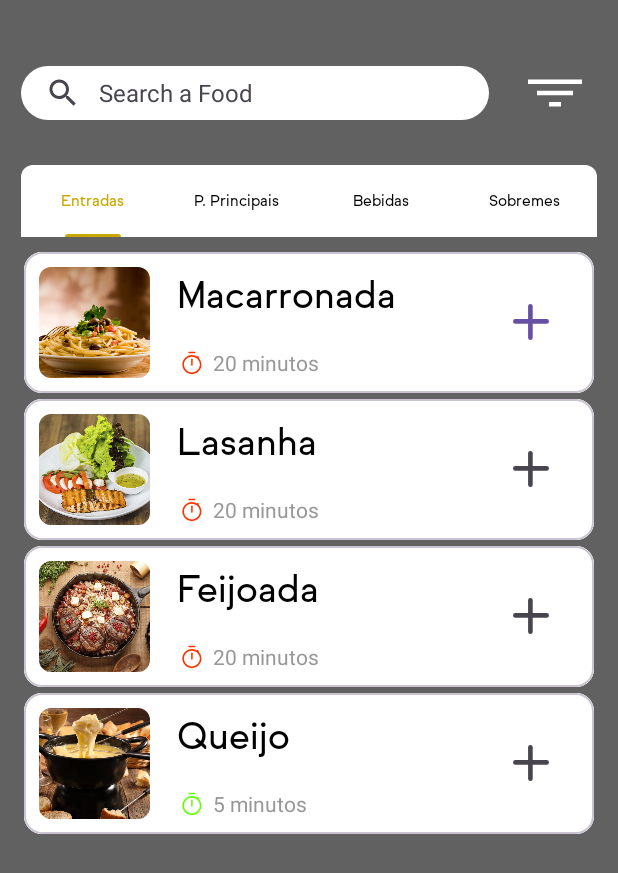
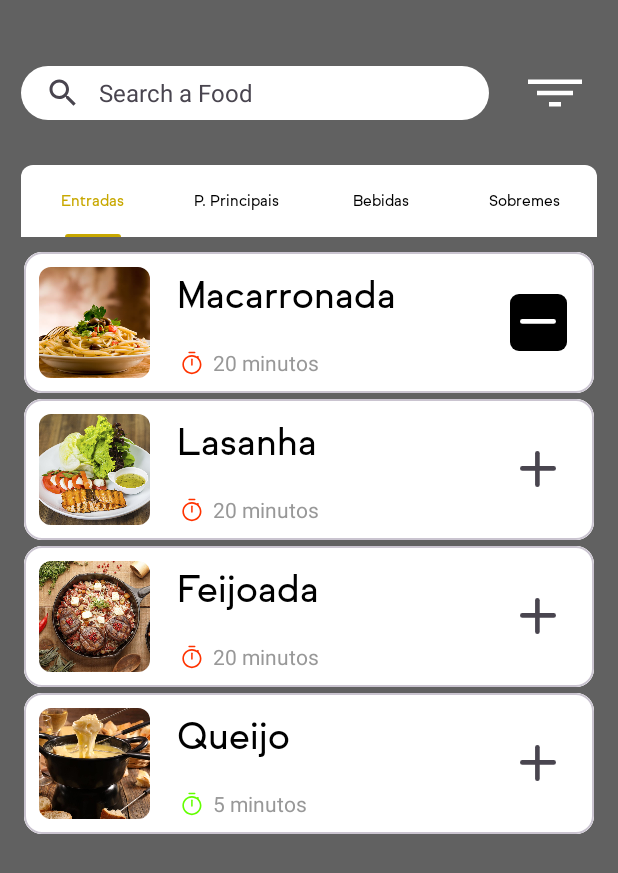
Before and after one commit to Junio00r/RestFood, an Android app built with Jetpack Compose: the screen it shows after launch (MenuActivity), after a tap on an icon or button, on a phone screen of 412 x 824 dp. Shown: the top 873 px of the screen. Run offline under Robolectric (Android 15) with nearby library versions, the phone set to English and light mode, and no system bars; our stand-ins replace Room's generated code; libraries missing offline, so code that uses them is left out: net.yslibrary.android; 1 other tap on this screen came first.

Commit message:
dynamic checkbox butto and color added

```diff
--- a/app/src/main/AndroidManifest.xml
+++ b/app/src/main/AndroidManifest.xml
@@ -11,7 +11,7 @@
         android:roundIcon="@mipmap/ic_launcher_round"
         android:supportsRtl="true"
         android:theme="@style/RestaurantThemeLight"
-        android:windowSoftInputMode="adjustNothing"
+        android:windowSoftInputMode="adjustPan"
         tools:targetApi="31">
 
         <!--        <activity-->
--- a/app/src/main/java/com/devmobile/android/restaurant/ClickNotification.kt
+++ b/app/src/main/java/com/devmobile/android/restaurant/ClickNotification.kt
@@ -3,5 +3,5 @@ package com.devmobile.android.restaurant
 import com.devmobile.android.restaurant.viewholders.FoodCardViewHolder
 
 interface ClickNotification {
-    fun checkboxClicked(v: FoodCardViewHolder)
+    fun hasCheckboxSelected(v: FoodCardViewHolder)
 }
--- a/app/src/main/java/com/devmobile/android/restaurant/FragmentTabFoodSection.kt
+++ b/app/src/main/java/com/devmobile/android/restaurant/FragmentTabFoodSection.kt
@@ -41,7 +41,6 @@ class FragmentTabFoodSection(
     private val filtersChip = LinkedList<CustomChipFilter>()
     private val bottomSheet = ModalBottomSheet()
     private lateinit var testeando: View
-
     override fun onCreateView(
         inflater: LayoutInflater, container: ViewGroup?, savedInstanceState: Bundle?
     ): View? {
@@ -69,7 +68,7 @@ class FragmentTabFoodSection(
     }
 
 
-    override fun checkboxClicked(v: FoodCardViewHolder) {
+    override fun hasCheckboxSelected(v: FoodCardViewHolder) {
 
         bottomSheet.show(this.childFragmentManager, ModalBottomSheet.TAG)
         bottomSheet.setBottomSheetAtributes(v)
--- a/app/src/main/java/com/devmobile/android/restaurant/viewholders/FoodCardViewHolder.kt
+++ b/app/src/main/java/com/devmobile/android/restaurant/viewholders/FoodCardViewHolder.kt
@@ -16,6 +16,7 @@ class FoodCardViewHolder(view: View) : RecyclerView.ViewHolder(view) {
     var imageTimeToPrepare: ShapeableImageView
     var textTimeToPrepare: MaterialTextView
     var checkboxToSelectFood: MaterialCheckBox
+    var isCheckboxSelected = false
 
     init {
 
@@ -26,15 +27,6 @@ class FoodCardViewHolder(view: View) : RecyclerView.ViewHolder(view) {
         textTimeToPrepare = view.findViewById(R.id.textPrepareTime)
         checkboxToSelectFood = view.findViewById(R.id.checkboxFood)
 
-        setTextsFoodSpecifications()
-        setImagesFoodSpecifications()
-    }
-
-    private fun setImagesFoodSpecifications() {
-    }
-
-    private fun setTextsFoodSpecifications() {
-
         textFoodName.isSingleLine = true
         textFoodName.textSize = 24f
     }
--- a/app/src/main/res/drawable/bg_checkbox.xml
+++ b/app/src/main/res/drawable/bg_checkbox.xml
@@ -1,7 +1,6 @@
 <?xml version="1.0" encoding="utf-8"?>
 <shape xmlns:android="http://schemas.android.com/apk/res/android">
     <corners android:radius="6dp" />
-    <stroke
-        android:width="2dp"
-        android:color="@color/primary_color" />
+    <solid android:color="@color/primary_color" />
+
 </shape>
--- a/app/src/main/res/layout/food_card_layout.xml
+++ b/app/src/main/res/layout/food_card_layout.xml
@@ -78,12 +78,12 @@
 
             <com.google.android.material.checkbox.MaterialCheckBox
                 android:id="@+id/checkboxFood"
-                android:layout_width="48dp"
-                android:layout_height="48dp"
+                android:layout_width="38dp"
+                android:layout_height="38dp"
                 android:layout_alignParentEnd="true"
                 android:layout_centerVertical="true"
+                android:paddingHorizontal="10dp"
                 android:layout_marginEnd="8dp"
-                android:background="@drawable/bg_ripple"
                 android:button="@drawable/_931155_add_attach_create_maximize_new_icon" />
 
         </RelativeLayout>
--- a/app/src/main/res/values/colors.xml
+++ b/app/src/main/res/values/colors.xml
@@ -8,4 +8,7 @@
     <color name="six_color">#DADADA</color>
     <color name="testePager">#AA00FF</color>
     <color name="testeRecycler">#2FFF00</color>
+    <color name="preparoNormal">#FFD600</color>
+    <color name="preparoLento">#FF3300</color>
+    <color name="preparoRapido">#63FF00</color>
 </resources>
```
Also changed, not shown: app/src/main/java/com/devmobile/android/restaurant/MenuActivity.kt (+0 -12 lines), app/src/main/java/com/devmobile/android/restaurant/adapters/FoodCardAdapter.kt (+66 -4 lines), app/src/main/res/layout/checkbox_button.xml (deleted, +0 -10 lines), app/src/main/res/layout/checkbox_layout.xml (+3 -5 lines).
